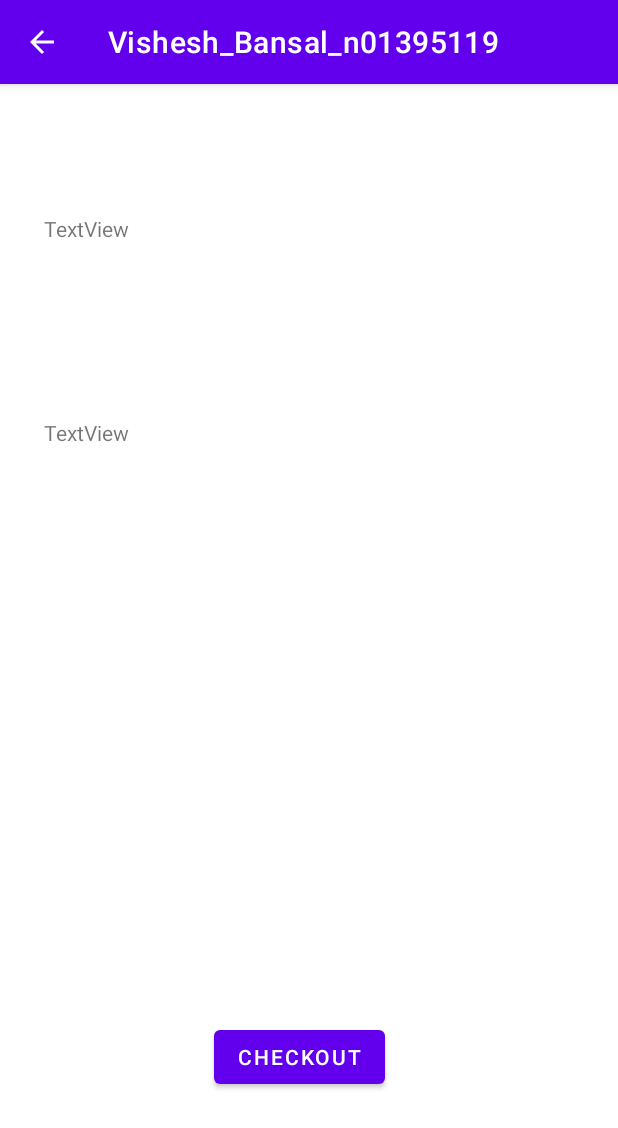
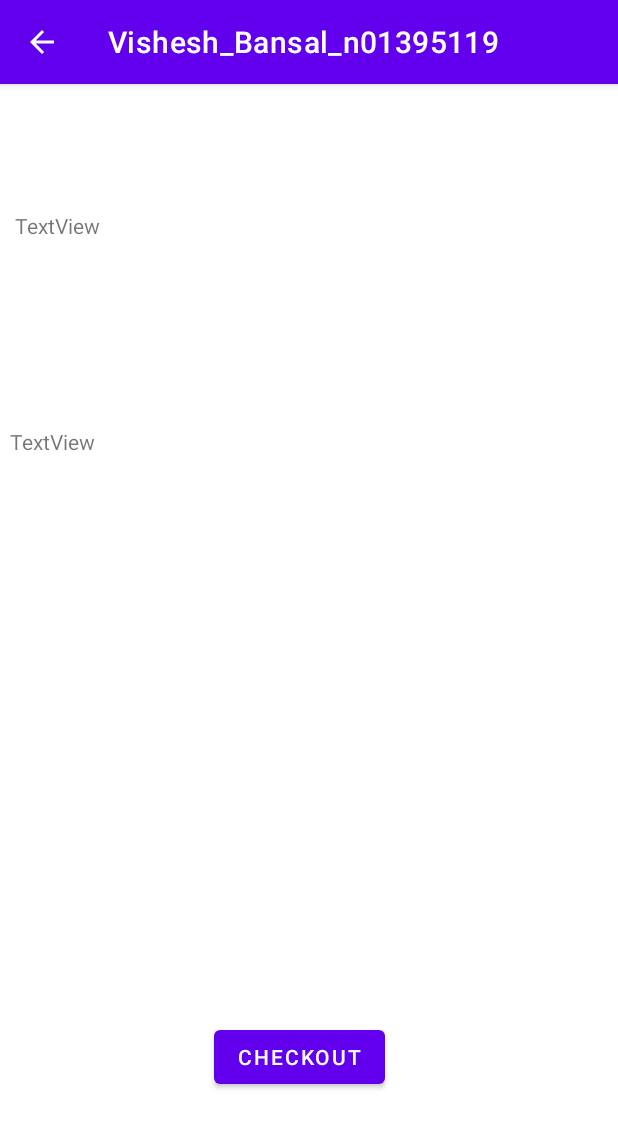
Before and after one commit to VisheshBansal5119/VisheshBansalAssign2, an Android app: the BansalActivityCheckout screen opened directly, with no data from a screen before it, on a phone screen of 412 x 824 dp. Shown: the top 1128 px of the screen. Run offline under Robolectric (Android 15) with nearby library versions, the phone set to English and light mode, and no system bars; 2 statements that could not run were skipped.

Commit message:
Checkout page completely functional with alert dialog

```diff
--- a/VisheshBansal22/src/main/java/vishesh/bansal/n01395119/VisheshActivity.java
+++ b/VisheshBansal22/src/main/java/vishesh/bansal/n01395119/VisheshActivity.java
@@ -25,7 +25,7 @@ public class VisheshActivity extends AppCompatActivity {
     protected void onCreate(Bundle savedInstanceState) {
         super.onCreate(savedInstanceState);
         setContentView(R.layout.activity_main);
-
+        Intent intent =getIntent();
     }
     @Override
     public boolean onCreateOptionsMenu(Menu menu){
--- a/VisheshBansal22/src/main/res/layout/activity_bansal_checkout.xml
+++ b/VisheshBansal22/src/main/res/layout/activity_bansal_checkout.xml
@@ -8,8 +8,8 @@
 
     <TextView
         android:id="@+id/finalOrderSummary"
-        android:layout_width="259dp"
-        android:layout_height="97dp"
+        android:layout_width="359dp"
+        android:layout_height="109dp"
         android:text="TextView"
         app:layout_constraintBottom_toBottomOf="parent"
         app:layout_constraintEnd_toEndOf="parent"
@@ -20,8 +20,8 @@
 
     <TextView
         android:id="@+id/FinalPaymentInfo"
-        android:layout_width="214dp"
-        android:layout_height="103dp"
+        android:layout_width="365dp"
+        android:layout_height="142dp"
         android:text="TextView"
         app:layout_constraintBottom_toBottomOf="parent"
         app:layout_constraintEnd_toEndOf="parent"
@@ -34,6 +34,7 @@
         android:id="@+id/FinalCheckoutButton"
         android:layout_width="wrap_content"
         android:layout_height="wrap_content"
+        android:onClick="onCheckout"
         android:text="@string/checkout_button"
         app:layout_constraintBottom_toBottomOf="parent"
         app:layout_constraintEnd_toEndOf="parent"
```
Also changed, not shown: VisheshBansal22/src/main/java/vishesh/bansal/n01395119/BansalActivityCheckout.java (+36 -2 lines), VisheshBansal22/src/main/java/vishesh/bansal/n01395119/BansalActivityPayment.java (+6 -5 lines).
